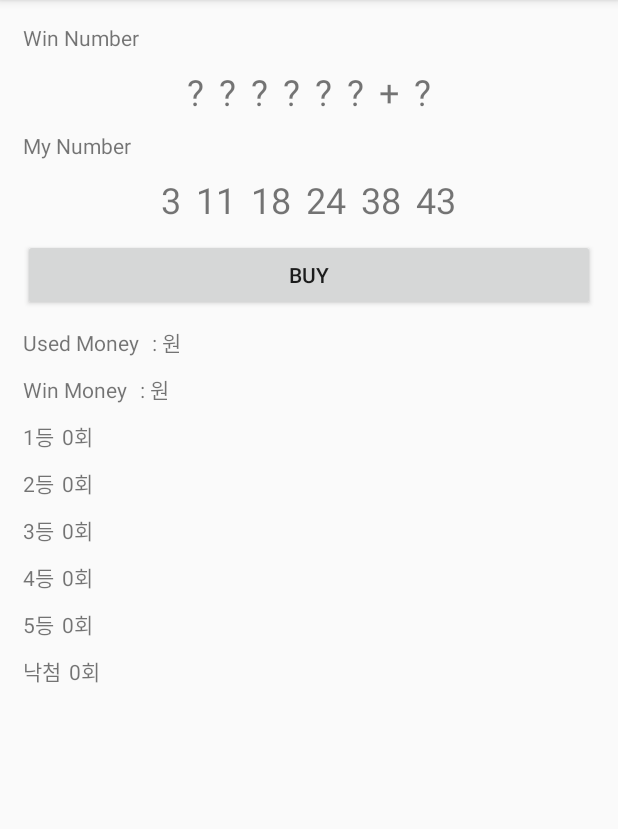
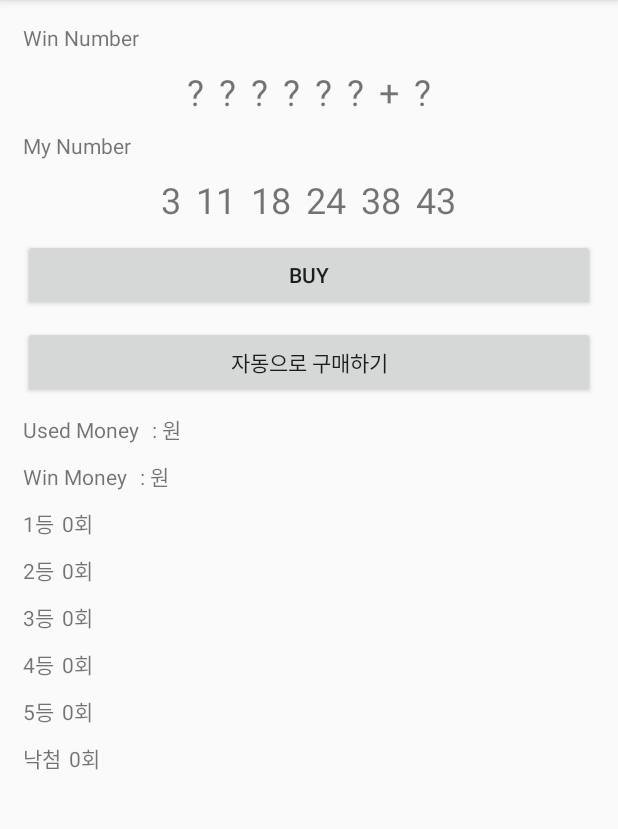
Before and after one commit to yhwba/FinalProject_LottoSimulator, an Android app: the screen it shows after launch (MainActivity), on a phone screen of 412 x 824 dp, the part 84-913 px from its top. Run offline under Robolectric (Android 15) with nearby library versions, the phone set to English and light mode, and no system bars; our stand-ins replace data binding.

```diff
--- a/app/src/main/java/kr/co/yhw/finalproject_lottosimulator_20200602/MainActivity.java
+++ b/app/src/main/java/kr/co/yhw/finalproject_lottosimulator_20200602/MainActivity.java
@@ -45,6 +45,19 @@ public class MainActivity extends BaseActivity {
 
     @Override
     public void setupEvents() {
+
+        binding.buyAutoLottoBtn.setOnClickListener(new View.OnClickListener() {
+            @Override
+            public void onClick(View v) {
+                while (true){
+                    makeLottoWinNumbers();
+                    checkWinRank();
+                    if(useMoney > 100000000){
+                        break;
+                    }
+                }
+            }
+        });
 
         binding.buyOneLottoBtn.setOnClickListener(new View.OnClickListener() {
             @Override
--- a/app/src/main/res/layout/activity_main.xml
+++ b/app/src/main/res/layout/activity_main.xml
@@ -156,6 +156,12 @@
             android:layout_height="wrap_content"
             android:layout_marginTop="10dp"
             android:text="@string/buy_one_lotto_btn" />
+        <Button
+            android:id="@+id/buyAutoLottoBtn"
+            android:layout_width="match_parent"
+            android:layout_height="wrap_content"
+            android:layout_marginTop="10dp"
+            android:text="@string/buy_auto_lotto_btn"/>
 
         <LinearLayout
             android:layout_width="match_parent"
--- a/app/src/main/res/values/strings.xml
+++ b/app/src/main/res/values/strings.xml
@@ -3,6 +3,7 @@
     <string name="win_number">Win Number</string>
     <string name="my_number">My Number</string>
     <string name="buy_one_lotto_btn">Buy</string>
+    <string name="buy_auto_lotto_btn">자동으로 구매하기</string>
     <string name="use_money">Used Money</string>
     <string name="win_money">Win Money</string>
     <string name="first_rank">1등</string>
```
